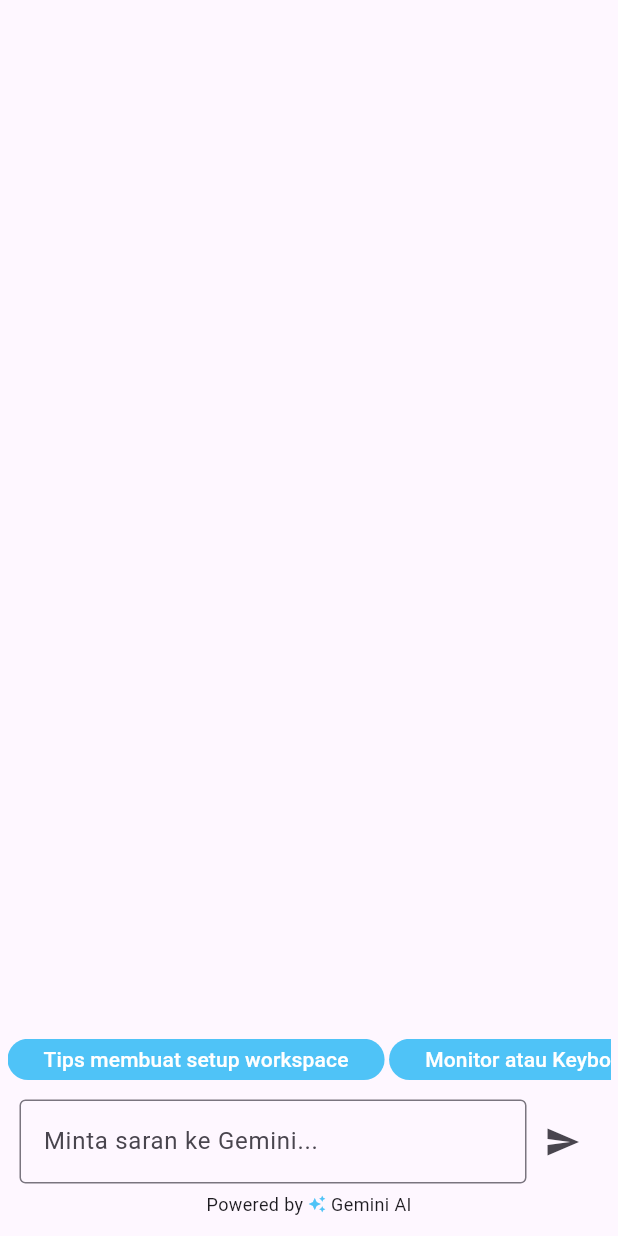
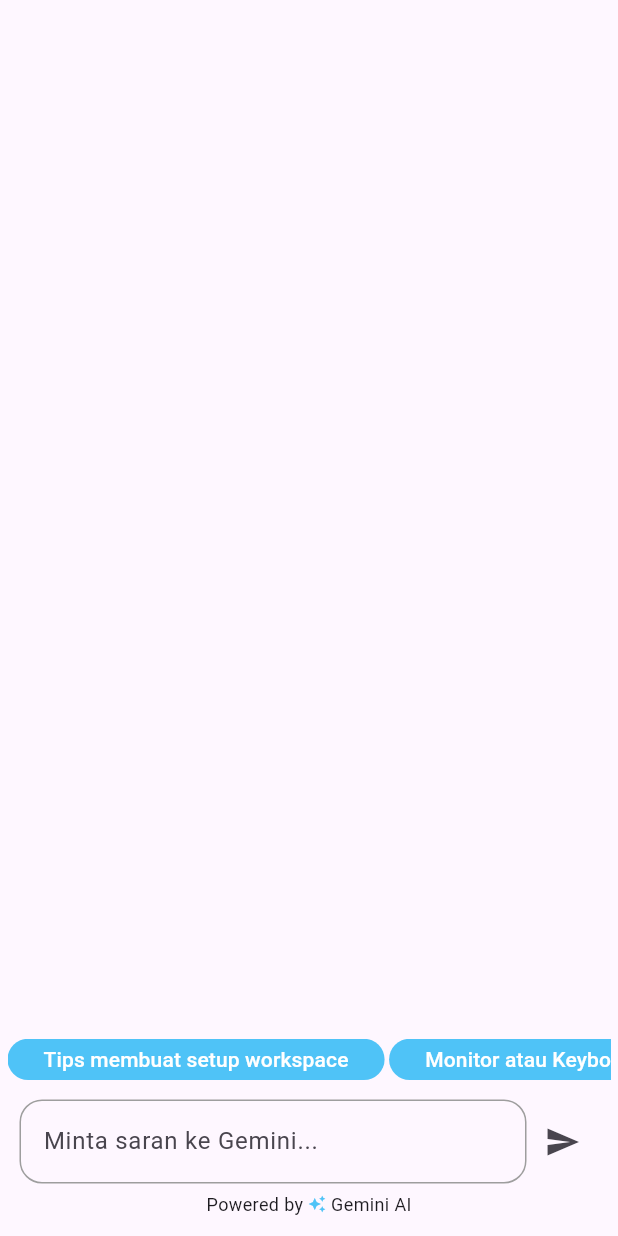
Before and after one commit to Faradaii/zenst, a Flutter app: the Assist widget shown alone on an empty page, opened directly, on a phone screen of 412 x 824 dp. Run offline on Flutter 3.47's test engine with Material 3 defaults, Android fonts, the light colour scheme and no system bars; our stand-ins replace sqflite, typewritertext, video_player, wakelock; missing offline and left inert: jumping_dot; accounts and stored records are empty; network calls fail; Roboto replaces fonts that are missing (Poppins).

Commit message:
Chore: improve ui

```diff
--- a/lib/screens/assist/assist.dart
+++ b/lib/screens/assist/assist.dart
@@ -212,7 +212,22 @@ class _AssistState extends State<Assist> {
                               decoration: InputDecoration(
                                 hintText: 'Minta saran ke Gemini...',
                                 fillColor: Colors.black,
-                                border: OutlineInputBorder(),
+                                enabledBorder: OutlineInputBorder(
+                                  borderSide: BorderSide(
+                                      color: Colors.grey, width: 1.0),
+                                  borderRadius:
+                                      BorderRadius.all(Radius.circular(15.0)),
+                                ),
+                                focusedBorder: OutlineInputBorder(
+                                  borderSide: BorderSide(
+                                      color: Colors.lightBlue, width: 2.0),
+                                  borderRadius:
+                                      BorderRadius.all(Radius.circular(15.0)),
+                                ),
+                                border: OutlineInputBorder(
+                                  borderRadius:
+                                      BorderRadius.all(Radius.circular(30.0)),
+                                ),
                               ),
                             ),
                           ),
```
